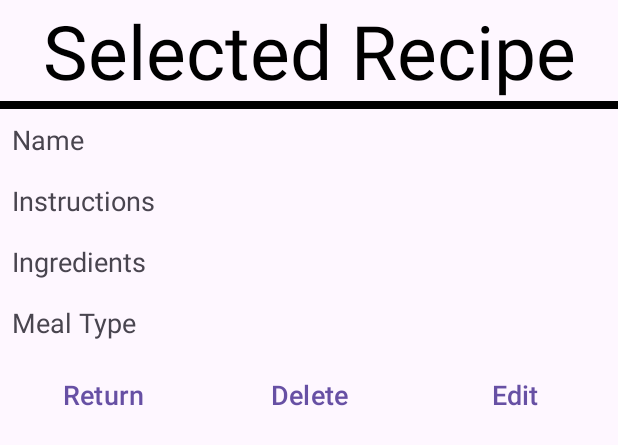
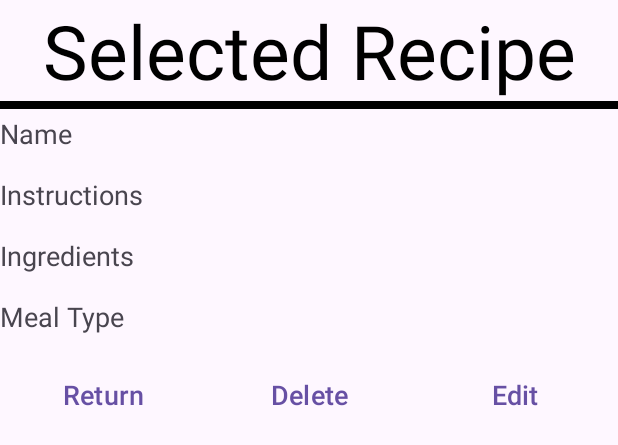
Before and after one commit to dombrowskikye/NewRecipeBook, an Android app: the layout dialog_view_recipe.xml on its own in the app's theme, with its tools: preview values and no code run, on a phone screen of 412 x 824 dp. Shown: the top 445 px of the screen. Run offline under Robolectric (Android 15) with nearby library versions, the phone set to English and light mode, and no system bars.

```diff
--- a/app/src/main/res/layout/dialog_view_recipe.xml
+++ b/app/src/main/res/layout/dialog_view_recipe.xml
@@ -4,6 +4,7 @@
     android:orientation="vertical"
     android:layout_width="match_parent"
     android:layout_height="match_parent">
+
     <TextView
         android:id="@+id/textViewLabel"
         android:layout_width="match_parent"
@@ -31,8 +32,6 @@
                 android:id="@+id/textLabelName"
                 android:layout_width="wrap_content"
                 android:layout_height="wrap_content"
-                android:layout_margin="4dp"
-                android:padding="4dp"
                 android:text="Name"
                 android:textSize="18sp" />
 
@@ -53,8 +52,6 @@
                 android:id="@+id/textLabelInstructions"
                 android:layout_width="wrap_content"
                 android:layout_height="wrap_content"
-                android:layout_margin="4dp"
-                android:padding="4dp"
                 android:text="Instructions"
                 android:textSize="18sp" />
 
@@ -76,8 +73,6 @@
                 android:id="@+id/textLabelIngredients"
                 android:layout_width="wrap_content"
                 android:layout_height="wrap_content"
-                android:layout_margin="4dp"
-                android:padding="4dp"
                 android:text="Ingredients"
                 android:textSize="18sp" />
 
@@ -99,8 +94,6 @@
                 android:id="@+id/textLabelType"
                 android:layout_width="wrap_content"
                 android:layout_height="wrap_content"
-                android:layout_margin="4dp"
-                android:padding="4dp"
                 android:text="Meal Type"
                 android:textSize="18sp" />
 
```
Also changed, not shown: app/src/main/java/com/example/recipebook20/MainActivity.java (+16 -1 lines).
